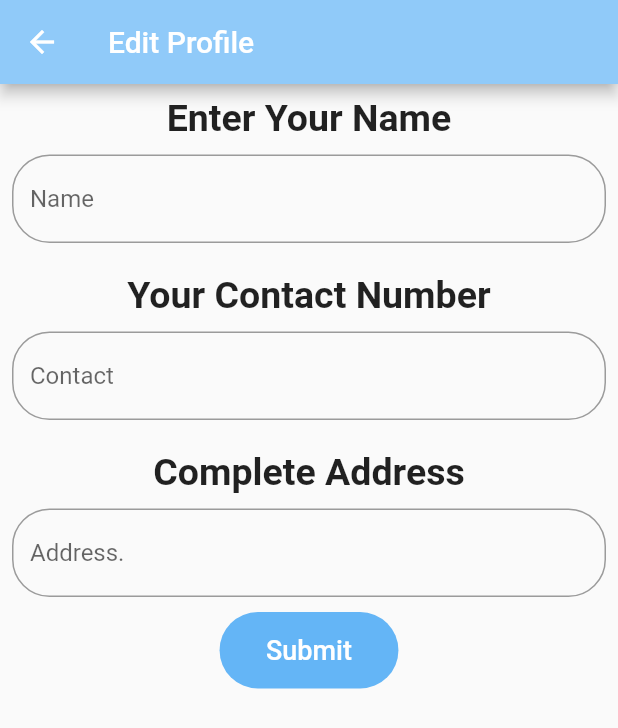
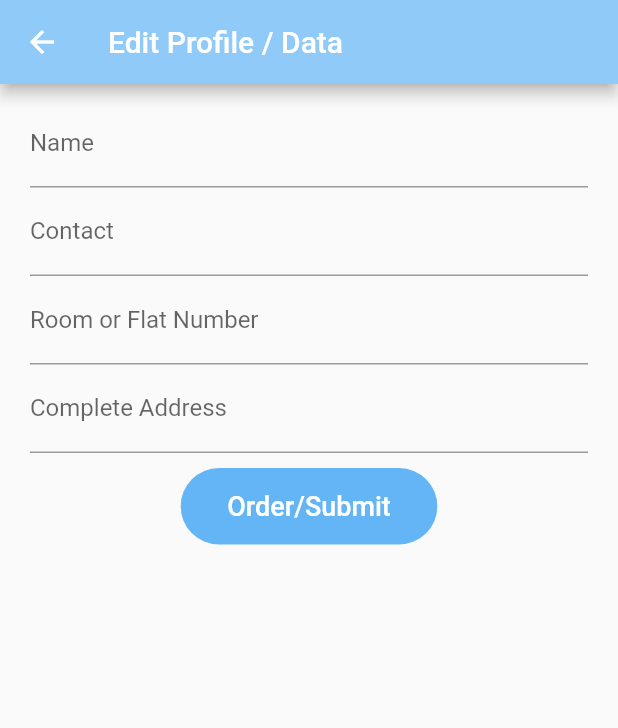
Before and after one commit to manishsinghgithub/Mineral_Water_Supply_App, a Flutter app: the Profile screen opened directly, after a tap on the "edit" icon, on a phone screen of 412 x 824 dp. Shown: the top 728 px of the screen. Run offline on Flutter 3.47's test engine with Material 2 defaults, Android fonts, the phone set to English and light mode, and no system bars; our stand-ins replace firebase_auth, firebase_core; accounts and stored records are empty; network calls fail.

Commit message:
screening done

```diff
--- a/lib/screens/detailsForms.dart
+++ b/lib/screens/detailsForms.dart
@@ -1,71 +1,69 @@
+import 'package:flutter/cupertino.dart';
 import 'package:flutter/material.dart';
-import 'package:minaral_water/constant/constant.dart';
-import 'package:minaral_water/screens/home.dart';
 
 class DetailsForms extends StatelessWidget {
   final _formKey = GlobalKey<FormState>();
+  String? _name, _contact, _address, _room_num;
   @override
   Widget build(BuildContext context) {
     return Scaffold(
       appBar: AppBar(
         backgroundColor: Colors.blue[200],
-        title: Text("Edit Profile"),
+        title: Text("Edit Profile / Data"),
       ),
       body: SingleChildScrollView(
         child: Form(
           key: _formKey,
           child: Padding(
-            padding: const EdgeInsets.all(8.0),
+            padding: const EdgeInsets.only(top: 10, left: 20, right: 20),
             child: Column(
-              //crossAxisAlignment: CrossAxisAlignment.stretch,
               children: [
-                Text(
-                  "Enter Your Name",
-                  style: TextStyle(fontSize: 25, fontWeight: FontWeight.bold),
-                ),
-                SizedBox(
-                  height: 10,
-                ),
-                TextField(
-                  decoration: kTextfielddecoration.copyWith(
-                    hintText: "Name",
-                  ),
-                  onChanged: (value) {
-                    print(value);
+                TextFormField(
+                  decoration: InputDecoration(labelText: "Name"),
+                  validator: (value) {
+                    if (value!.isEmpty) {
+                      return "Required!";
+                    }
+                    return null;
+                  },
+                  onSaved: (value) {
+                    _name = value.toString();
                   },
                 ),
-                SizedBox(
-                  height: 20,
-                ),
-                Text(
-                  "Your Contact Number",
-                  style: TextStyle(fontSize: 25, fontWeight: FontWeight.bold),
-                ),
-                SizedBox(
-                  height: 10,
-                ),
-                TextField(
-                  decoration:
-                      kTextfielddecoration.copyWith(hintText: "Contact"),
-                  onChanged: (value) {
-                    print(value);
+                TextFormField(
+                  decoration: InputDecoration(labelText: "Contact"),
+                  validator: (value) {
+                    if (value!.isEmpty) {
+                      return "Required!";
+                    }
+                    return null;
+                  },
+                  onSaved: (value) {
+                    _contact = value.toString();
                   },
                 ),
-                SizedBox(
-                  height: 20,
+                TextFormField(
+                  decoration: InputDecoration(labelText: "Room or Flat Number"),
+                  validator: (value) {
+                    if (value!.isEmpty) {
+                      return "Required!";
+                    }
+                    return null;
+                  },
+                  onSaved: (value) {
+                    _room_num = value.toString();
+                  },
                 ),
-                Text(
-                  "Complete Address",
-                  style: TextStyle(fontSize: 25, fontWeight: FontWeight.bold),
-                ),
-                SizedBox(
-                  height: 10,
-                ),
-                TextField(
-                  decoration:
-                      kTextfielddecoration.copyWith(hintText: "Address."),
-                  onChanged: (value) {
-                    print(value);
+                TextFormField(
+                  decoration: InputDecoration(labelText: "Complete Address"),
+                  validator: (value) {
+                    if (value!.isEmpty) {
+                      return "Required!";
+                    }
+                    return null;
+                  },
+                  onSaved: (value) {
+                    _address = value.toString();
                   },
                 ),
                 SizedBox(
@@ -73,13 +71,20 @@ class DetailsForms extends StatelessWidget {
                 ),
                 FlatButton(
                   onPressed: () {
-                    Navigator.push(context,
-                        MaterialPageRoute(builder: (contex) => HomePage()));
+                    if (!_formKey.currentState!.validate()) {
+                      return;
+                    }
+                    _formKey.currentState!.save();
+                    showCupertinoDialog(
+                      context: context,
+                      builder: cupertino,
+                    );
+                    //Navigator.pop(context);
                   },
                   child: Container(
                     padding: EdgeInsets.all(15),
                     child: Text(
-                      "Submit",
+                      "Order/Submit",
                       style: TextStyle(fontSize: 18, color: Colors.white),
                     ),
                   ),
@@ -95,4 +100,17 @@ class DetailsForms extends StatelessWidget {
       ),
     );
   }
+
+  Widget cupertino(BuildContext context) => CupertinoAlertDialog(
+        title: Text("Message"),
+        content: Text("Your order has been placed."),
+        actions: [
+          CupertinoDialogAction(
+            child: Text('Okay'),
+            onPressed: () {
+              Navigator.pop(context);
+            },
+          ),
+        ],
+      );
 }
--- a/lib/screens/profile.dart
+++ b/lib/screens/profile.dart
@@ -1,5 +1,8 @@
 import 'package:flutter/material.dart';
 import 'package:minaral_water/screens/detailsForms.dart';
+import 'package:minaral_water/services/FireBaseAuth.dart';
+import 'package:minaral_water/services/userCreation.dart';
+import 'package:provider/provider.dart';
 
 class Profile extends StatefulWidget {
   @override
@@ -7,7 +10,7 @@ class Profile extends StatefulWidget {
 }
 
 class _ProfileState extends State<Profile> {
-  String name = "", address = "", mobile = "";
+  String name = "Manish Singh", address = "", mobile = "";
   String? url = "https://www.woolha.com/media/2020/03/eevee.png";
 
   @override
@@ -54,29 +57,16 @@ class _ProfileState extends State<Profile> {
             height: 5,
           ),
           Container(
-            width: MediaQuery.of(context).size.width,
-            height: MediaQuery.of(context).size.height / 2 + 55,
-            decoration: BoxDecoration(
-                image: DecorationImage(
-              image: AssetImage('image/im1.png'),
-              fit: BoxFit.cover,
-            )),
             child: Column(
               children: [
                 SizedBox(
                   height: 20,
                 ),
                 Text(
-                  "Name",
+                  "Name: " + name,
                   style: TextStyle(
                     fontSize: 20,
                     fontWeight: FontWeight.bold,
-                  ),
-                ),
-                Text(
-                  name,
-                  style: TextStyle(
-                    fontSize: 20,
                   ),
                 ),
                 SizedBox(
--- /dev/null
+++ b/lib/services/userCreation.dart
@@ -0,0 +1,9 @@
+//I'll return user to the calling class.
+class MyUser {
+  final String? uid;
+  MyUser(this.uid);
+
+  factory MyUser.initialData() {
+    return MyUser(null);
+  }
+}
--- a/pubspec.yaml
+++ b/pubspec.yaml
@@ -28,6 +28,9 @@ dependencies:
   # The following adds the Cupertino Icons font to your application.
   # Use with the CupertinoIcons class for iOS style icons.
   cupertino_icons: ^1.0.2
+  firebase_auth: ^3.1.1
+  firebase_core: ^1.6.0
+  provider: ^6.0.0
 
 dev_dependencies:
   flutter_test:
```
Also changed, not shown: lib/classesComponents/Auth.dart (added, +19 -0 lines), lib/components/waterCard.dart (+17 -7 lines), lib/main.dart (+14 -4 lines), lib/screens/home.dart (+12 -3 lines), lib/screens/signIn.dart (+13 -4 lines), lib/screens/signUp.dart (+13 -5 lines), lib/services/FireBaseAuth.dart (added, +61 -0 lines), pubspec.lock, 3 other files.
